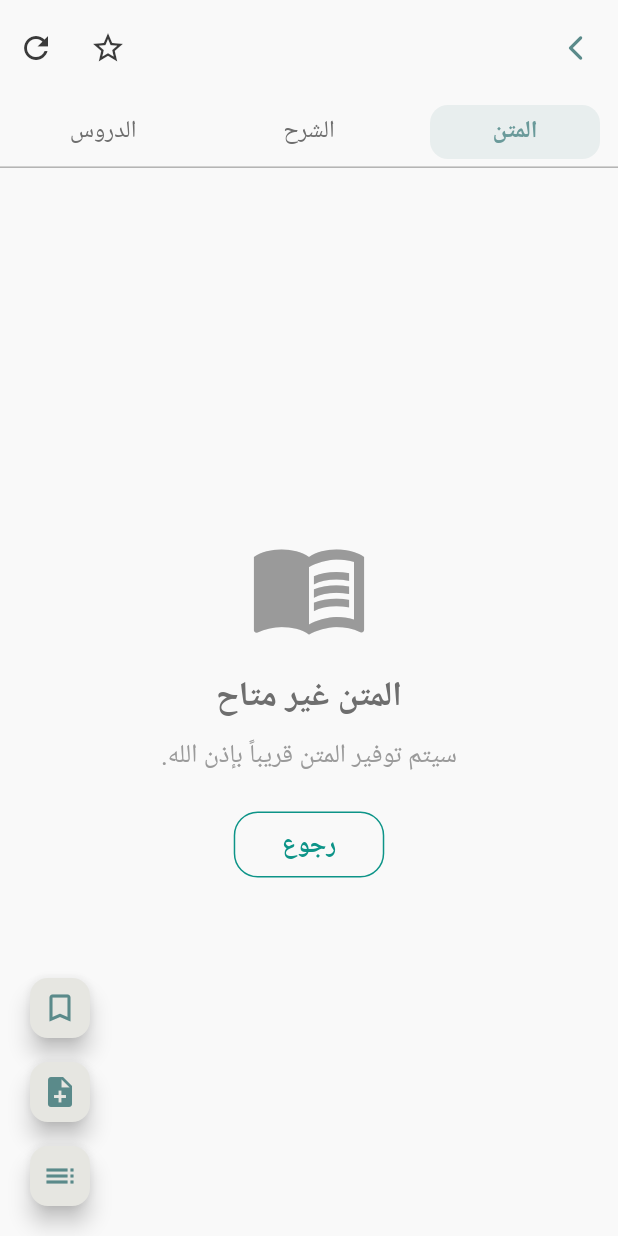
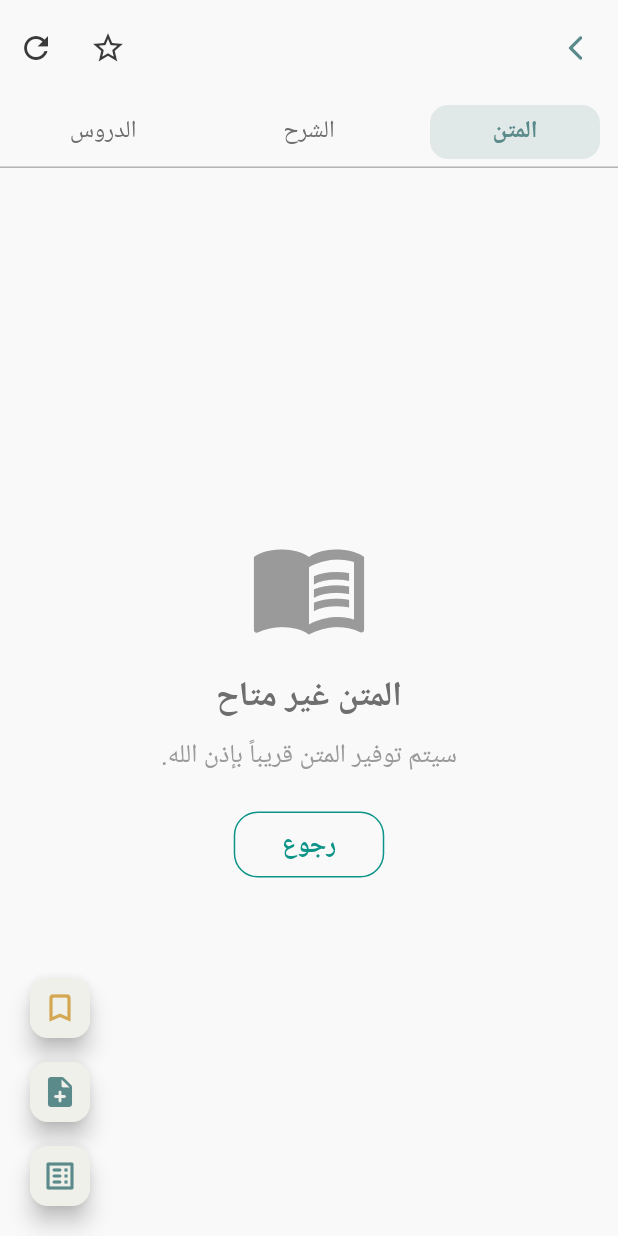
Before and after one commit to wacim-abdellli/talib_ilm, a Flutter app: the BookViewPage screen opened directly with empty values, on a phone screen of 412 x 824 dp. Run offline on Flutter 3.47's test engine with Material 3 defaults, Android fonts, the phone set to English and light mode, and no system bars; our stand-ins replace adhan, flutter_compass, flutter_local_notifications, flutter_timezone, geocoding, geolocator and 9 more; missing offline and left inert: quran, quran_library, syncfusion_flutter_pdfviewer; accounts and stored records are empty; network calls fail; Roboto replaces fonts that are missing (Cairo); project files that could hold a hidden picture were left out.

Commit message:
feat(ui): elevate book reader tabs and sharh card with spiritual theme

```diff
--- a/lib/features/ilm/presentation/pages/book_view_page.dart
+++ b/lib/features/ilm/presentation/pages/book_view_page.dart
@@ -600,16 +600,18 @@ class _BookViewPageState extends State<BookViewPage>
           controller: _tabController,
           indicatorSize: TabBarIndicatorSize.tab,
           indicator: BoxDecoration(
-            color: const Color(0xFF6A9A9A).withValues(alpha: 0.12),
+            color: AppColors.primary.withValues(alpha: 0.15),
             borderRadius: BorderRadius.circular(AppUi.radiusSMPlus),
           ),
-          labelColor: const Color(0xFF6A9A9A),
+          labelColor: AppColors.primary,
           unselectedLabelColor: context.textSecondaryColor,
           labelStyle: const TextStyle(
+            fontFamily: 'Cairo',
             fontSize: 14,
             fontWeight: FontWeight.w700,
           ),
           unselectedLabelStyle: const TextStyle(
+            fontFamily: 'Cairo',
             fontSize: 14,
             fontWeight: FontWeight.w500,
           ),
@@ -632,29 +634,29 @@ class _BookViewPageState extends State<BookViewPage>
                   heroTag: 'bookmark_fab',
                   mini: true,
                   backgroundColor: _isBookmarked
-                      ? context.primaryColor
-                      : context.surfaceElevatedColor,
+                      ? AppColors.gold
+                      : context.surfaceContainer,
                   onPressed: _toggleBookmark,
                   child: Icon(
-                    _isBookmarked ? Icons.bookmark : Icons.bookmark_border,
-                    color: _isBookmarked ? Colors.white : context.primaryColor,
+                    _isBookmarked ? Icons.bookmark_rounded : Icons.bookmark_border_rounded,
+                    color: _isBookmarked ? Colors.white : AppColors.gold,
                   ),
                 ),
                 const SizedBox(height: 8),
                 FloatingActionButton(
                   heroTag: 'note_fab',
                   mini: true,
-                  backgroundColor: context.surfaceElevatedColor,
+                  backgroundColor: context.surfaceContainer,
                   onPressed: _showNoteDialog,
-                  child: Icon(Icons.note_add, color: context.primaryColor),
+                  child: const Icon(Icons.note_add_rounded, color: AppColors.primary),
                 ),
                 const SizedBox(height: 8),
                 FloatingActionButton(
                   heroTag: 'bookmarks_fab',
                   mini: true,
-                  backgroundColor: context.surfaceElevatedColor,
+                  backgroundColor: context.surfaceContainer,
                   onPressed: _showGlobalBookmarksList,
-                  child: Icon(Icons.list, color: context.primaryColor),
+                  child: const Icon(Icons.list_alt_rounded, color: AppColors.primary),
                 ),
               ],
             )
```
Also changed, not shown: lib/features/ilm/presentation/widgets/sharh_card.dart (+21 -18 lines).
